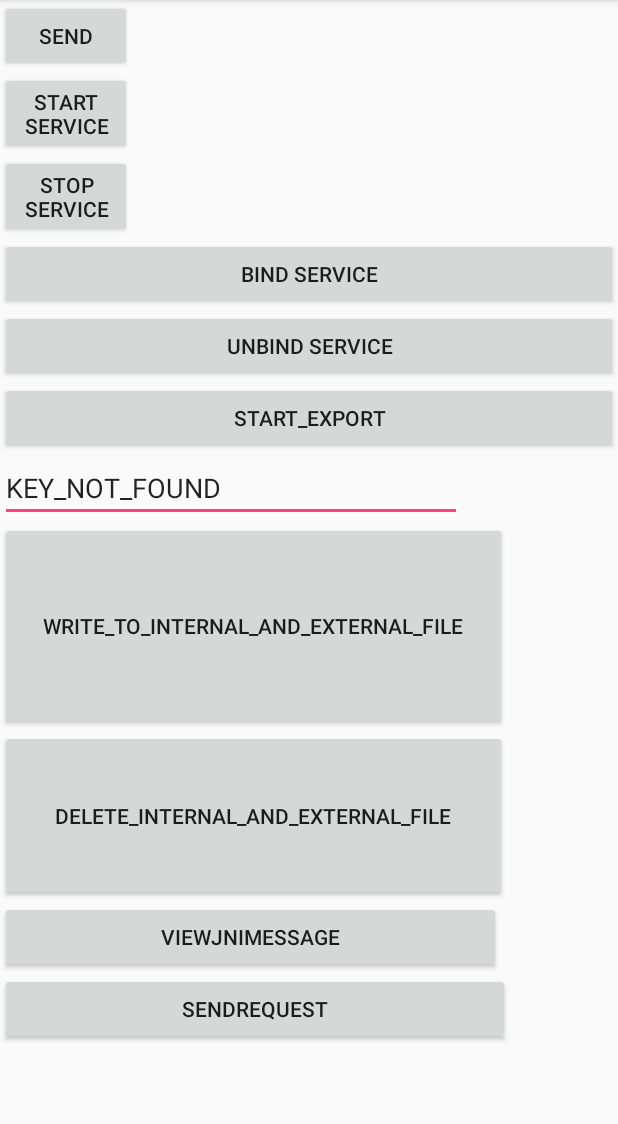
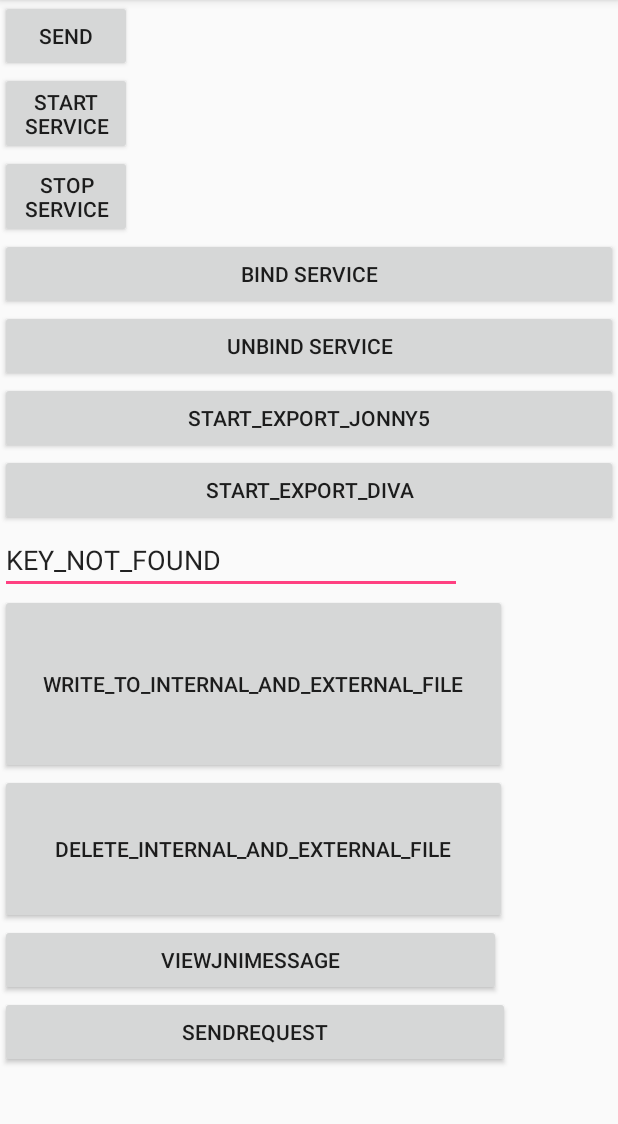
Before and after one commit to H4oK3/Arsenal, an Android app: the screen it shows after launch (MainActivity), on a phone screen of 412 x 824 dp, the part 84-1208 px from its top. Run offline under Robolectric (Android 15) with nearby library versions, the phone set to English and light mode, and no system bars; 1 statement that could not run was skipped.

Commit message:
more android stuff

```diff
--- a/android/HelloWorld/app/src/main/res/layout/activity_main.xml
+++ b/android/HelloWorld/app/src/main/res/layout/activity_main.xml
@@ -50,8 +50,14 @@
         android:layout_width="match_parent"
         android:onClick="start_export"
         android:layout_height="wrap_content"
-        android:text="start_export"/>
+        android:text="start_export_jonny5"/>
 
+    <Button
+        android:id="@+id/start_export_diva"
+        android:layout_width="match_parent"
+        android:onClick="start_diva_activity"
+        android:layout_height="wrap_content"
+        android:text="start_export_diva"/>
 
     <EditText
         android:id="@+id/editText"
```
Also changed, not shown: android/HelloWorld/app/src/main/java/com/ha0k3/helloworld/MainActivity.java (+9 -0 lines), 1 other file.
